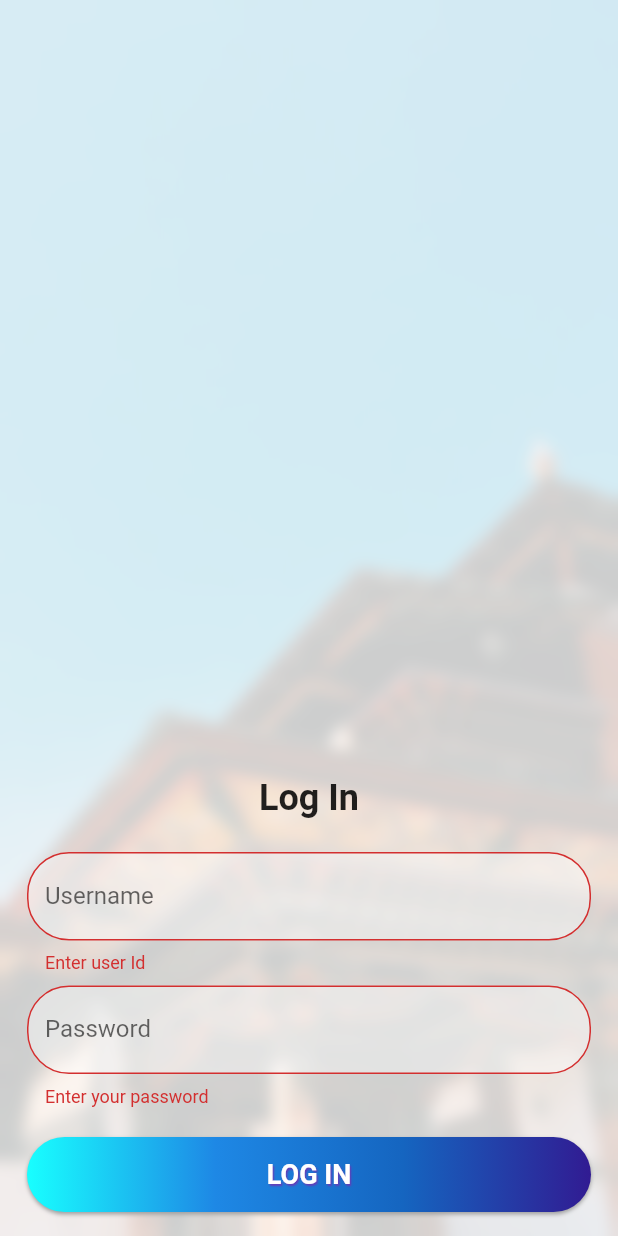
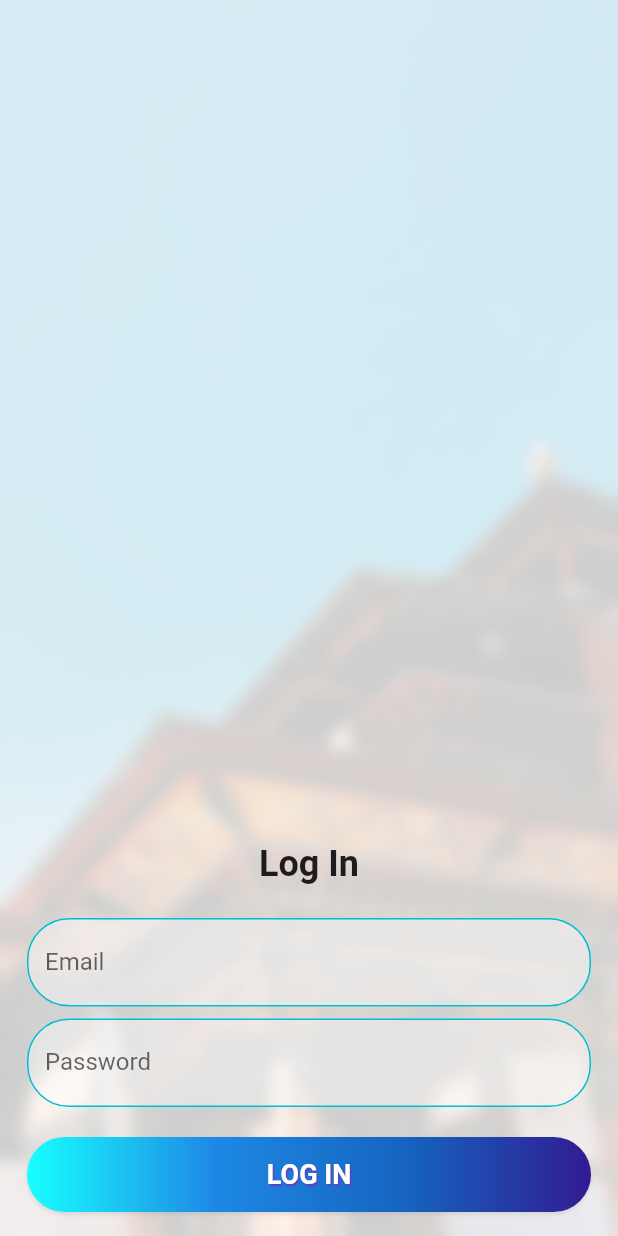
Before and after one commit to tashi-iu/innohome-app, a Flutter app: the screen it shows after launch, after a tap on "Log In", on a phone screen of 412 x 824 dp. Run offline on Flutter 3.47's test engine with Material 2 defaults, Android fonts, the phone set to English and light mode, and no system bars; our stand-ins replace image_picker, sqflite; accounts and stored records are empty.

Commit message:
more signup and login logics

```diff
--- a/lib/config/config_api_endpoints.dart
+++ b/lib/config/config_api_endpoints.dart
@@ -1 +1,5 @@
-String signUpEndpoint = "http://192.168.128.95:3000/smart-switch/users";
+
+String host = "http://192.168.128.81:3000";
+
+String signUpEndPoint = "$host/smart-switch/users";
+String loginEndPoint = "$host/smart-switch/users/login";
--- a/lib/main.dart
+++ b/lib/main.dart
@@ -1,4 +1,5 @@
 import 'package:flutter/material.dart';
+import 'package:smart_switch_v2/util/database_helper.dart';
 import './pages/house_page.dart';
 import 'package:scoped_model/scoped_model.dart';
 
@@ -6,11 +7,34 @@ import './pages/landing_page.dart';
 
 import './scoped_model/scoped_room.dart';
 
-void main() {
-  runApp(MyApp());
+import './model/user.dart';
+
+void main() async{
+  var db = DatabaseHelper();
+
+  User user = await db.getUser(1);
+
+  Map<String, dynamic> userObj;
+  if(user != null){
+    userObj = {
+      "id": user.id,
+      "token": user.userToken
+    };
+  }else{
+    userObj = {
+      "id": null,
+      "token": null
+    };
+
+  }
+
+  runApp(MyApp(userObj));
 }
 
 class MyApp extends StatelessWidget {
+
+  Map<String, dynamic> user;
+  MyApp(this.user);
 
   final _roomModel = RoomModel();
   @override
@@ -23,9 +47,10 @@ class MyApp extends StatelessWidget {
           theme: ThemeData(
             primarySwatch: Colors.cyan,
           ),
-          home:  LandingPage(), //HousePage(model: _roomModel,),
+          home:  this.user["token"] != null? HousePage(model: _roomModel,): LandingPage(),
           routes: {
             '/rooms': (BuildContext context) => HousePage(model: _roomModel),
+
           },
         ));
   }
--- a/lib/model/user.dart
+++ b/lib/model/user.dart
@@ -11,7 +11,7 @@ class User{
   }
 
   String get userToken => _userToken;
-
+  int get id => _userId;
   set userToken(String token){
     this._userToken = token;
   }
@@ -29,7 +29,7 @@ class User{
   }
 
   User.fromMap(Map<String, dynamic> map) {
-    this._userId = map["userToken"];
-    this._userToken = map["id"];
+    this._userId = map["id"];
+    this._userToken = map["userToken"];
   }
 }
--- a/lib/pages/login_page.dart
+++ b/lib/pages/login_page.dart
@@ -1,9 +1,14 @@
 import 'package:flutter/material.dart';
+import 'package:smart_switch_v2/util/database_helper.dart';
 
 import '../widgets/login_btn.dart';
 import '../widgets/login_field.dart';
 
 import 'dart:ui';
+
+import '../model/user.dart';
+
+import '../util/network_util.dart';
 
 class LoginPage extends StatefulWidget {
   @override
@@ -13,27 +18,29 @@ class LoginPage extends StatefulWidget {
 class _LoginPageState extends State<LoginPage> {
   final _signUpKey = GlobalKey<FormState>();
 
+  var db = DatabaseHelper();
   String password;
-  String userId;
+  String email;
 
-  String _validateUserId(String value) {
+  String _validateEmail(String value) {
     if (value.isEmpty) {
-      return "Enter user Id";
+      // The form is empty
+      return "Email address cannot be empty";
     }
-
-    if (value.length < 5) {
-      return "Minimum length for user name is 5";
-    }
-
-    String p = "[A-Za-z0-9]";
-
+    //regular expression for email addresses
+    String p = "[a-zA-Z0-9\+\.\_\%\-\+]{1,256}" +
+        "\\@" +
+        "[a-zA-Z0-9][a-zA-Z0-9\\-]{0,64}" +
+        "(" +
+        "\\." +
+        "[a-zA-Z0-9][a-zA-Z0-9\\-]{0,25}" +
+        ")+";
     RegExp regExp = new RegExp(p);
 
     if (regExp.hasMatch(value)) {
+      //the email is valid
       return null;
     }
-
-    return 'User ID is not valid';
   }
 
   String _validatePassword(String value) {
@@ -60,7 +67,7 @@ class _LoginPageState extends State<LoginPage> {
             padding: EdgeInsets.symmetric(horizontal: 18.0),
             color: Colors.white.withOpacity(0.8),
             child: Form(
-              autovalidate: true,
+              autovalidate: false,
               key: _signUpKey,
               child: _loginPage(),
             ),
@@ -86,7 +93,8 @@ class _LoginPageState extends State<LoginPage> {
                     color: Colors.deepPurple,
                     offset: Offset(1, 1),
                     blurRadius: 1),
-                    ],),
+              ],
+            ),
           ),
           gradient: LinearGradient(
             colors: <Color>[
@@ -96,9 +104,36 @@ class _LoginPageState extends State<LoginPage> {
               Colors.deepPurple[900]
             ],
           ),
-          onPressed: () {
+          onPressed: () async{
             if (_signUpKey.currentState.validate()) {
               print("validation completed");
+
+              Map<String, String> response = await login(email, password);
+
+          String error_message = response["error_message"];
+          String x_auth = response["x_auth"];
+
+          if (error_message == "null" && x_auth == "null") {
+
+            //pop up
+            print("oops sth is very wrong");
+          } else if (x_auth == "null") {
+            print(error_message);
+            print("hello from error");
+            //pop up
+          }else if(error_message == "null"){
+
+              User user = User.fromMap({
+                "userId":1,
+                "userToken": x_auth
+              });
+
+              int result = await db.updateUser(user);
+
+              if(result != 0){
+                print("update successful");
+              }
+            }
           }
           },
         ),
@@ -112,12 +147,12 @@ class _LoginPageState extends State<LoginPage> {
           },
         ),
         LoginInputTextField(
-          labelText: "Username",
-          hintText: "dorji72",
+          labelText: "Email",
+          hintText: "dorji72@gmail.com",
           obscureText: false,
-          validator: _validateUserId,
+          validator: _validateEmail,
           onSaved: (value) {
-            this.userId = value;
+            this.email = value;
           },
         ),
         Padding(
--- a/lib/widgets/login_btn.dart
+++ b/lib/widgets/login_btn.dart
@@ -24,7 +24,7 @@ class LoginButton extends StatelessWidget {
       height: 50.0,
       decoration: BoxDecoration(gradient: gradient, borderRadius: BorderRadius.circular(28), boxShadow: [
         BoxShadow(
-          color: Colors.grey[500],
+          color: Colors.grey[500].withOpacity(0.3),
           offset: Offset(0.0, 1.5),
           blurRadius: 1.5,
         ),
```
Also changed, not shown: lib/pages/signup_page.dart (+19 -35 lines), lib/util/database_helper.dart (+14 -1 lines), lib/util/network_util.dart (+34 -3 lines). Lines whose indentation alone changed are shown as unchanged.
